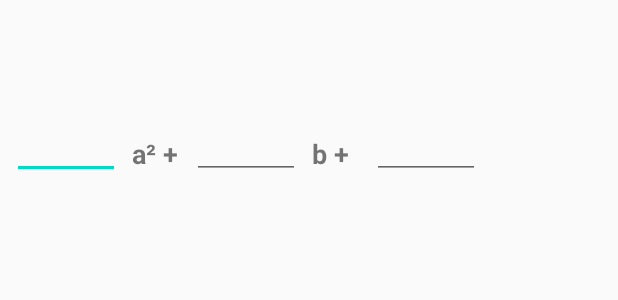
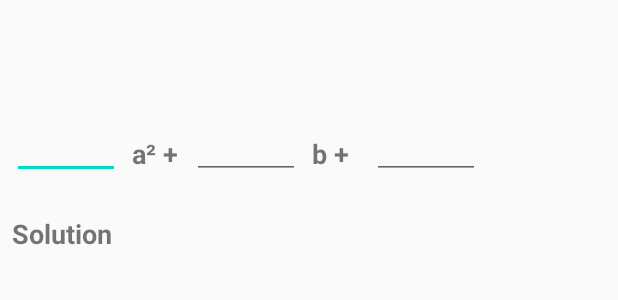
Before and after one commit to nylecm/Quadratic_App, an Android app: the layout activity_main.xml on its own in the app's theme, with its tools: preview values and no code run, on a phone screen of 412 x 824 dp. Shown: the top 300 px of the screen. Run offline under Robolectric (Android 15) with nearby library versions, the phone set to English and light mode, and no system bars.

Commit message:
Solution TextView added.

```diff
--- a/app/src/main/res/layout/activity_main.xml
+++ b/app/src/main/res/layout/activity_main.xml
@@ -66,4 +66,21 @@
         android:textStyle="bold"
         app:layout_constraintBaseline_toBaselineOf="@+id/editTextNumberSigned"
         app:layout_constraintStart_toEndOf="@+id/editTextNumberSigned" />
+
+    <TextView
+        android:id="@+id/textView3"
+        android:layout_width="wrap_content"
+        android:layout_height="40dp"
+        android:layout_marginStart="8dp"
+        android:layout_marginLeft="8dp"
+        android:layout_marginTop="24dp"
+        android:layout_marginEnd="8dp"
+        android:layout_marginRight="8dp"
+        android:textSize="18sp"
+        android:textStyle="bold"
+        app:layout_constraintEnd_toEndOf="parent"
+        app:layout_constraintHorizontal_bias="0.0"
+        app:layout_constraintStart_toStartOf="parent"
+        app:layout_constraintTop_toBottomOf="@+id/editTextNumberSigned"
+        tools:text="Solution" />
 </androidx.constraintlayout.widget.ConstraintLayout>
```
